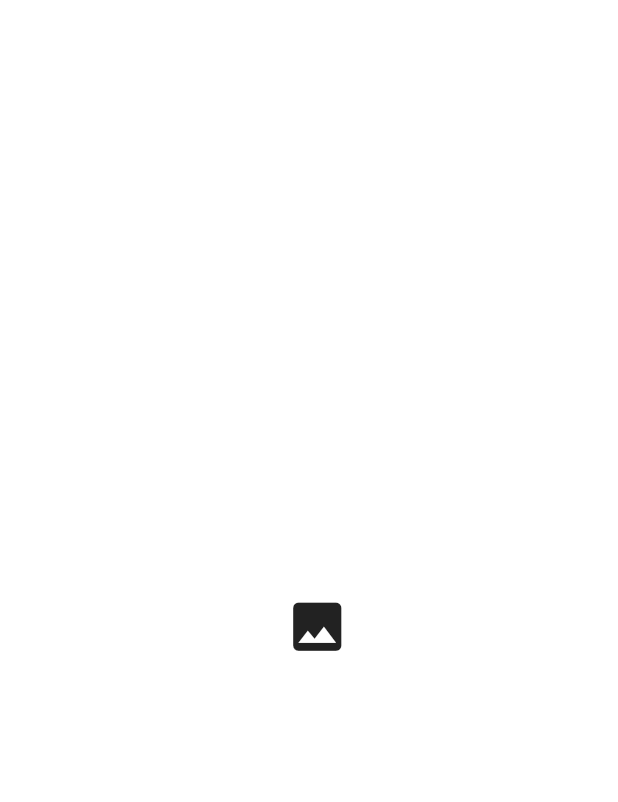
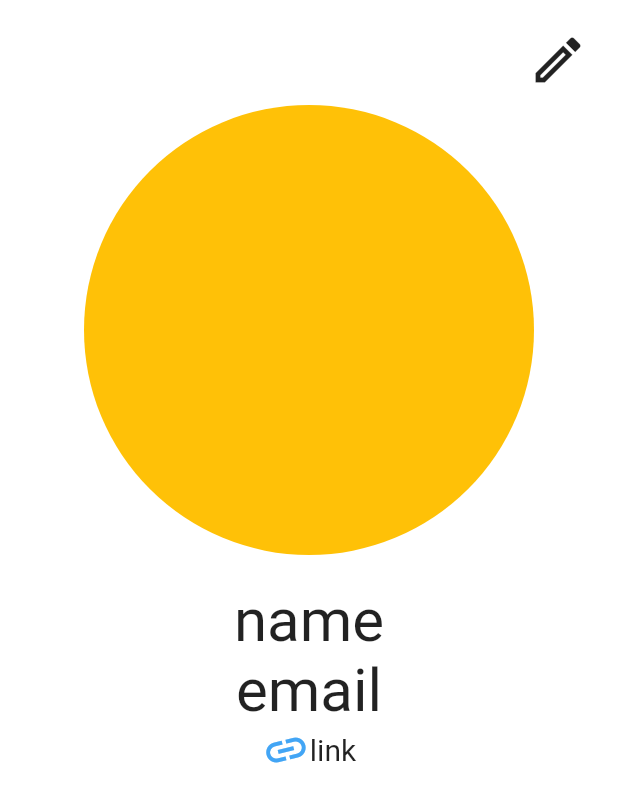
Before and after one commit to DhongGyuOh/flutter_application_ticktok_clone, a Flutter app: the TestScreen screen opened directly, on a phone screen of 412 x 824 dp. Shown: the top 802 px of the screen. Run offline on Flutter 3.47's test engine with Material 2 defaults, Android fonts, the phone set to English and light mode, and no system bars; our stand-ins replace camera, cloud_firestore, firebase_auth, firebase_core, firebase_storage, flutter_riverpod and 8 more; accounts and stored records are empty; network calls fail.

Commit message:
#25 USER PROFILE 완료

```diff
--- a/lib/common/widgets/main_navigation/main_navigation_screen.dart
+++ b/lib/common/widgets/main_navigation/main_navigation_screen.dart
@@ -55,9 +55,7 @@ class _MainNavigationScreenState extends State<MainNavigationScreen> {
           ),
           Offstage(
             offstage: _selectedIndex != 4,
-            child: const UserProfileScreen(
-              username: "GyuGyu",
-            ),
+            child: const UserProfileScreen(),
           )
         ]),
         bottomNavigationBar: BottomAppBar(
--- a/lib/features/authentication/widgets/testwidget.dart
+++ b/lib/features/authentication/widgets/testwidget.dart
@@ -1,42 +1,94 @@
 import 'package:flutter/material.dart';
-import 'package:flutter_application_ticktok_clone/features/authentication/widgets/testwidget2.dart';
-import 'package:image_picker/image_picker.dart';
+import 'package:flutter_riverpod/flutter_riverpod.dart';
 
-class TestScreen extends StatefulWidget {
+/////Model
+class UserInfo {
+  final String name;
+  final String email;
+  final String link;
+  UserInfo({required this.name, required this.email, required this.link});
+}
+
+/////View
+class TestScreen extends ConsumerStatefulWidget {
+  static String routeName = "testwidget";
+  static String routeURL = "/testwidget";
   const TestScreen({super.key});
 
   @override
-  State<TestScreen> createState() => _TestScreenState();
+  ConsumerState<TestScreen> createState() => _TestScreenState();
 }
 
-class _TestScreenState extends State<TestScreen> {
+class _TestScreenState extends ConsumerState<TestScreen> {
   @override
   void initState() {
     super.initState();
   }
 
-  Future<void> _onTap() async {
-    final video = await ImagePicker().pickVideo(source: ImageSource.gallery);
-    //ImageSource.gallery : 앨범에서 동영상 가져오기
-    //ImageSource.camera  : 카메라로 동영상 촬영하기
-    if (!mounted) return;
-    Navigator.push(
-        context,
-        MaterialPageRoute(
-          builder: (context) => TestScreen2(video: video),
-        ));
-  }
-
   @override
   Widget build(BuildContext context) {
     return Scaffold(
-      body: Center(
-        child: IconButton(
-            onPressed: _onTap,
-            icon: const Icon(
-              Icons.image,
-              size: 43,
-            )),
+      body: Stack(
+        children: [
+          const Positioned(
+              top: 20,
+              right: 20,
+              child: Icon(
+                Icons.mode_edit_outline_outlined,
+                size: 40,
+              )),
+          Center(
+            child: Column(
+              children: [
+                const Padding(
+                  padding: EdgeInsets.only(top: 70, bottom: 20),
+                  child: CircleAvatar(
+                    radius: 150,
+                    backgroundColor: Colors.amber,
+                  ),
+                ),
+                const Row(
+                  crossAxisAlignment: CrossAxisAlignment.center,
+                  mainAxisAlignment: MainAxisAlignment.center,
+                  children: [
+                    Text(
+                      "name",
+                      style: TextStyle(fontSize: 40),
+                    ),
+                  ],
+                ),
+                const Row(
+                  crossAxisAlignment: CrossAxisAlignment.center,
+                  mainAxisAlignment: MainAxisAlignment.center,
+                  children: [
+                    Text(
+                      "email",
+                      style: TextStyle(fontSize: 40),
+                    ),
+                  ],
+                ),
+                Row(
+                  crossAxisAlignment: CrossAxisAlignment.center,
+                  mainAxisAlignment: MainAxisAlignment.center,
+                  children: [
+                    Transform.rotate(
+                      angle: 2.9,
+                      child: Icon(
+                        Icons.link,
+                        size: 32,
+                        color: Colors.blue.shade400,
+                      ),
+                    ),
+                    const Text(
+                      "link",
+                      style: TextStyle(fontSize: 20),
+                    ),
+                  ],
+                )
+              ],
+            ),
+          ),
+        ],
       ),
     );
   }
--- a/lib/features/users/models/user_profile_model.dart
+++ b/lib/features/users/models/user_profile_model.dart
@@ -5,6 +5,7 @@ class UserProfileModel {
   final String bio;
   final String link;
   final String birthday;
+  final bool hasAvatar;
   //FirebaseAuth 에서 가져올 수 있는 값들을 모델로 만들어줌
 
   UserProfileModel(
@@ -13,14 +14,26 @@ class UserProfileModel {
       required this.name,
       required this.bio,
       required this.link,
-      required this.birthday});
+      required this.birthday,
+      required this.hasAvatar});
   UserProfileModel.empty()
       : uid = "",
         email = "",
         name = "",
         bio = "",
         link = "",
-        birthday = "";
+        birthday = "",
+        hasAvatar = false;
+
+  UserProfileModel.fromJson(Map<String, dynamic> json)
+      //firestore에서 기존 uid를 찾아 정보를 json으로 받았을 때
+      : uid = json["uid"],
+        email = json["email"],
+        name = json["name"],
+        bio = json["bio"],
+        link = json["link"],
+        birthday = json["birthday"],
+        hasAvatar = json["hasAvatar"] ?? false;
 
   Map<String, String> toJson() {
     //MAP을 이용하여 Json 형태로 리턴하기
@@ -30,7 +43,27 @@ class UserProfileModel {
       "name": name,
       "bio": bio,
       "link": link,
-      "birthday": birthday
+      "birthday": birthday,
     };
   }
+
+  UserProfileModel copyWith({
+    String? uid,
+    String? email,
+    String? name,
+    String? bio,
+    String? link,
+    String? birthday,
+    bool? hasAvatar,
+  }) {
+    return UserProfileModel(
+      uid: uid ?? this.uid,
+      email: email ?? this.email,
+      name: name ?? this.name,
+      bio: bio ?? this.bio,
+      link: link ?? this.link,
+      birthday: birthday ?? this.birthday,
+      hasAvatar: hasAvatar ?? this.hasAvatar,
+    );
+  }
 }
```
Also changed, not shown: lib/features/authentication/widgets/testwidget2.dart (+5 -17 lines), lib/features/users/repos/user_repo.dart (+26 -1 lines), lib/features/users/user_profile_screen.dart (+44 -14 lines), lib/features/users/view_models/avatar_view_model.dart (added, +30 -0 lines), lib/features/users/view_models/users_view_model.dart (+25 -4 lines), lib/features/users/widgets/avatar.dart (added, +51 -0 lines), lib/router.dart (+14 -1 lines).
